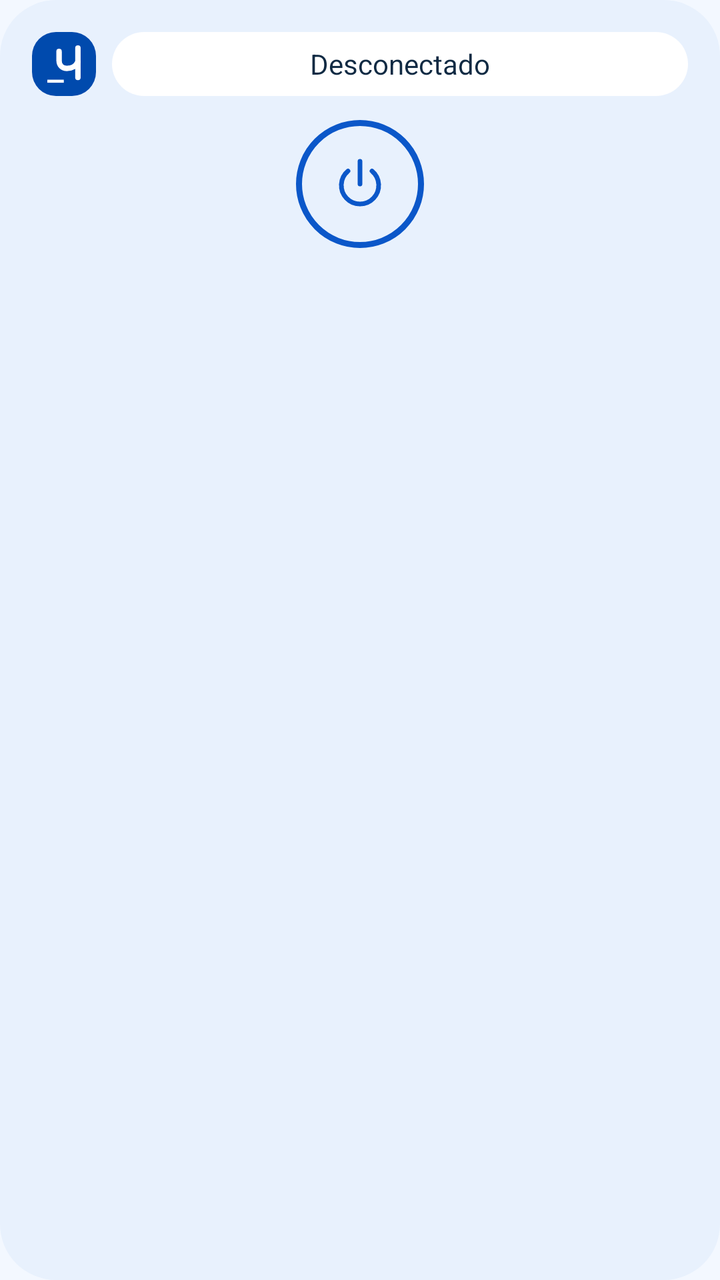
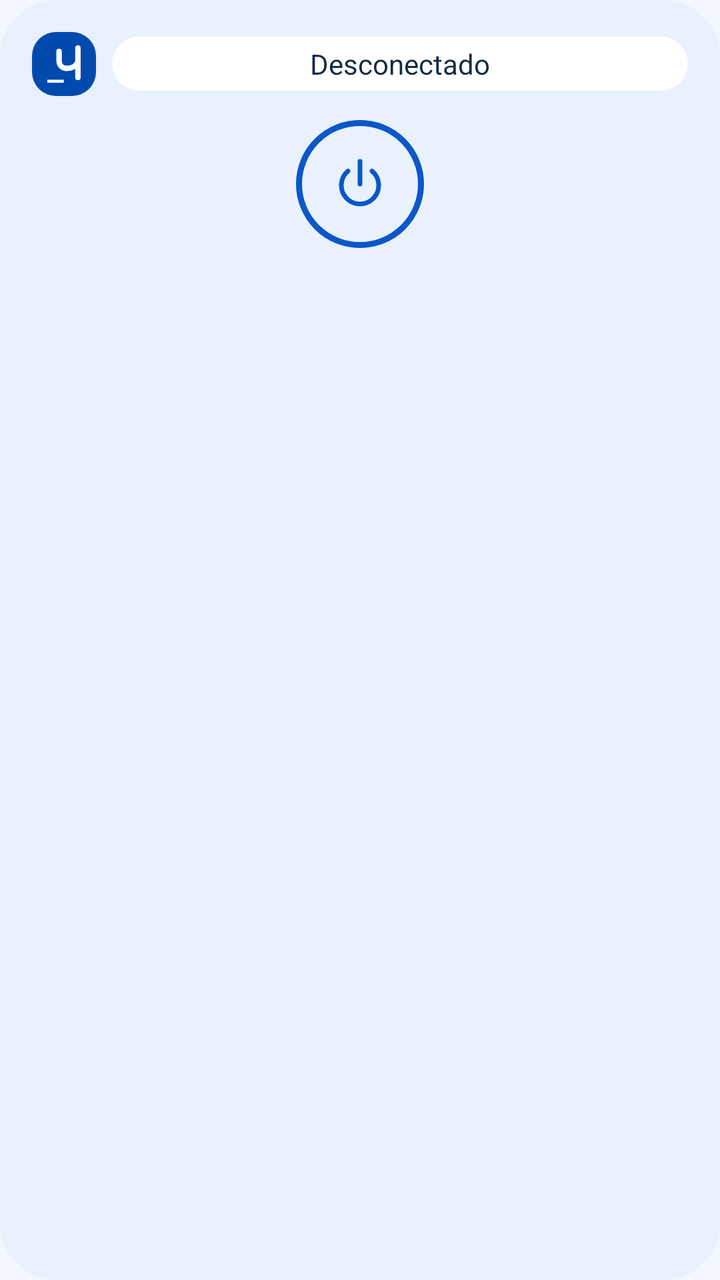

An Android layout rendered at two revisions. The XML below is the earlier revision; the diff shows what the commit changed to produce the second picture.
<!-- AndroidManifest.xml: application theme Theme.Usipipo -->
<!-- res/layout/widget_usipipo.xml -->
<?xml version="1.0" encoding="utf-8"?>
<LinearLayout xmlns:android="http://schemas.android.com/apk/res/android"
    android:id="@+id/widget_root"
    android:layout_width="match_parent"
    android:layout_height="wrap_content"
    android:background="@drawable/widget_bg_disconnected"
    android:orientation="vertical"
    android:padding="16dp">

    <LinearLayout
        android:layout_width="match_parent"
        android:layout_height="wrap_content"
        android:gravity="center_vertical"
        android:orientation="horizontal">

        <ImageView
            android:id="@+id/widget_logo"
            android:layout_width="32dp"
            android:layout_height="32dp"
            android:background="@drawable/widget_logo_background"
            android:contentDescription="@string/widget_cd_logo"
            android:padding="4dp"
            android:src="@drawable/ic_logo_u" />

        <TextView
            android:id="@+id/widget_status"
            android:layout_width="0dp"
    android:layout_height="match_parent"
            android:layout_marginStart="8dp"
            android:layout_weight="1"
            android:background="@drawable/widget_status_pill"
            android:gravity="center"
            android:paddingStart="10dp"
            android:paddingTop="4dp"
            android:paddingEnd="10dp"
            android:paddingBottom="4dp"
            android:text="@string/widget_status_disconnected"
            android:textColor="@color/widget_status_pill_text"
            android:textSize="14sp" />
    </LinearLayout>

    <FrameLayout
        android:layout_width="match_parent"
        android:layout_height="wrap_content"
        android:layout_marginTop="12dp">

        <ImageView
            android:id="@+id/widget_action"
            android:layout_width="64dp"
            android:layout_height="64dp"
            android:layout_gravity="center"
            android:background="@drawable/widget_button_disconnected"
            android:contentDescription="@string/widget_cd_action"
            android:padding="16dp"
            android:scaleType="fitCenter"
            android:src="@drawable/ic_widget_power" />

        <ProgressBar
            android:id="@+id/widget_progress"
            android:layout_width="48dp"
            android:layout_height="48dp"
            android:layout_gravity="center"
            android:indeterminate="true"
            android:visibility="gone" />
    </FrameLayout>

    <TextView
        android:id="@+id/widget_profile_name"
        android:layout_width="match_parent"
        android:layout_height="wrap_content"
        android:layout_marginTop="10dp"
        android:ellipsize="end"
        android:gravity="center"
        android:maxLines="1"
        android:text=""
        android:textColor="@color/widget_text_primary"
        android:textSize="15sp"
        android:textStyle="bold" />

    <TextView
        android:id="@+id/widget_country"
        android:layout_width="match_parent"
        android:layout_height="wrap_content"
        android:layout_marginTop="2dp"
        android:ellipsize="end"
        android:gravity="center"
        android:maxLines="1"
        android:text=""
        android:textColor="@color/widget_text_secondary"
        android:textSize="13sp" />
</LinearLayout>
<!-- resources referenced by this layout -->
<resources>
  <color name="widget_status_pill_text">#102A43</color>
  <color name="widget_text_primary">#102A43</color>
  <color name="widget_text_secondary">#365A78</color>
  <!-- drawable ic_logo_u (drawable) -->
  <?xml version="1.0" encoding="utf-8"?>
  <vector xmlns:android="http://schemas.android.com/apk/res/android"
      android:width="100dp" android:height="100dp"
      android:viewportWidth="100" android:viewportHeight="100">
      <path
          android:pathData="M39.7,23.8 L39.7,42.5 C39.7,52.9 46.8,59.2 56,59.2 C64.6,59 73.3,57.2 79,45.7"
          android:fillColor="#00000000"
          android:strokeColor="#FFFFFFFF"
          android:strokeWidth="11.3"
          android:strokeLineCap="round"
          android:strokeLineJoin="round"
          />
      <path
          android:pathData="M79,16.7 L79,78.1"
          android:fillColor="#00000000"
          android:strokeColor="#FFFFFFFF"
          android:strokeWidth="11.3"
          android:strokeLineCap="round"
          android:strokeLineJoin="round"
          />
      <path
          android:pathData="M15.3,82.7 L49.6,82.7 L49.6,89 L15.3,89 Z"
          android:fillColor="#FFFFFFFF"
          />
  </vector>
  <!-- drawable ic_widget_power (drawable) -->
  <?xml version="1.0" encoding="utf-8"?>
  <vector xmlns:android="http://schemas.android.com/apk/res/android"
      android:width="24dp"
      android:height="24dp"
      android:viewportWidth="24"
      android:viewportHeight="24">
      <path
          android:pathData="M7.5,7.14 A7,7 0 1 0 16.5,7.14"
          android:fillColor="#00000000"
          android:strokeColor="@color/widget_accent_disconnected"
          android:strokeWidth="1.75"
          android:strokeLineCap="round"
          android:strokeLineJoin="round" />
      <path
          android:pathData="M12,3.5 L12,12"
          android:fillColor="#00000000"
          android:strokeColor="@color/widget_accent_disconnected"
          android:strokeWidth="1.75"
          android:strokeLineCap="round"
          android:strokeLineJoin="round" />
  </vector>
  <!-- drawable widget_bg_disconnected (drawable) -->
  <?xml version="1.0" encoding="utf-8"?>
  <shape xmlns:android="http://schemas.android.com/apk/res/android"
      android:shape="rectangle">
      <solid android:color="@color/widget_background_disconnected" />
      <corners android:radius="28dp" />
  </shape>
  <!-- drawable widget_button_disconnected (drawable) -->
  <?xml version="1.0" encoding="utf-8"?>
  <shape xmlns:android="http://schemas.android.com/apk/res/android"
      android:shape="oval">
      <solid android:color="@android:color/transparent" />
      <stroke
          android:width="3dp"
          android:color="@color/widget_accent_disconnected" />
  </shape>
  <!-- drawable widget_logo_background (drawable) -->
  <?xml version="1.0" encoding="utf-8"?>
  <shape xmlns:android="http://schemas.android.com/apk/res/android"
      android:shape="rectangle">
      <solid android:color="@color/ic_launcher_background" />
      <corners android:radius="12dp" />
  </shape>
  <!-- drawable widget_status_pill (drawable) -->
  <?xml version="1.0" encoding="utf-8"?>
  <shape xmlns:android="http://schemas.android.com/apk/res/android"
      android:shape="rectangle">
      <solid android:color="@color/widget_status_pill_background" />
      <corners android:radius="20dp" />
  </shape>
  <string name="widget_cd_action">Conectar o desconectar</string>
  <string name="widget_cd_logo">uSipipo VPN</string>
  <string name="widget_status_disconnected">Desconectado</string>
  <style name="Theme.Usipipo" parent="android:Theme.Material.Light.NoActionBar">
          <item name="android:windowBackground">@color/window_background</item>
      </style>
  <color name="widget_accent_disconnected">#0B57C9</color>
  <color name="widget_background_disconnected">#E8F1FD</color>
  <color name="ic_launcher_background">#004AAD</color>
  <color name="widget_status_pill_background">#FFFFFF</color>
  <color name="window_background">#F3F8FF</color>
</resources>

<!-- the commit's change to res/layout/widget_usipipo.xml (unified diff, before → after) -->
@@ -2,7 +2,7 @@
 <LinearLayout xmlns:android="http://schemas.android.com/apk/res/android"
     android:id="@+id/widget_root"
     android:layout_width="match_parent"
-    android:layout_height="wrap_content"
+    android:layout_height="match_parent"
     android:background="@drawable/widget_bg_disconnected"
     android:orientation="vertical"
     android:padding="16dp">
@@ -25,7 +25,7 @@
         <TextView
             android:id="@+id/widget_status"
             android:layout_width="0dp"
-    android:layout_height="match_parent"
+            android:layout_height="wrap_content"
             android:layout_marginStart="8dp"
             android:layout_weight="1"
             android:background="@drawable/widget_status_pill"
